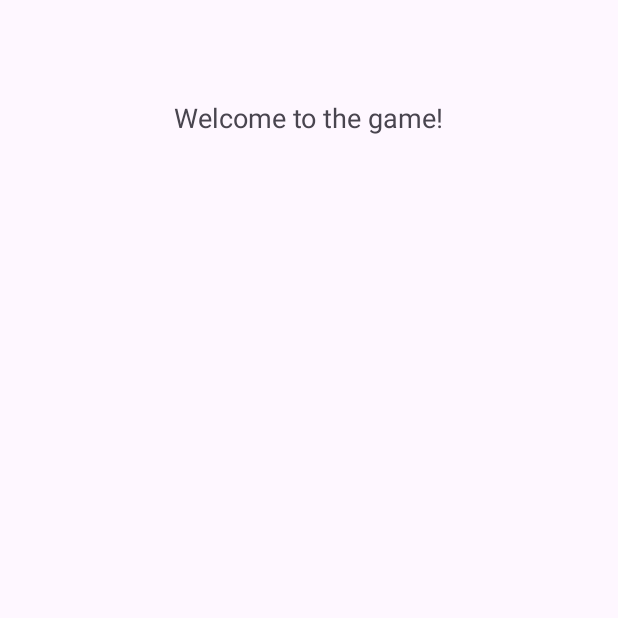
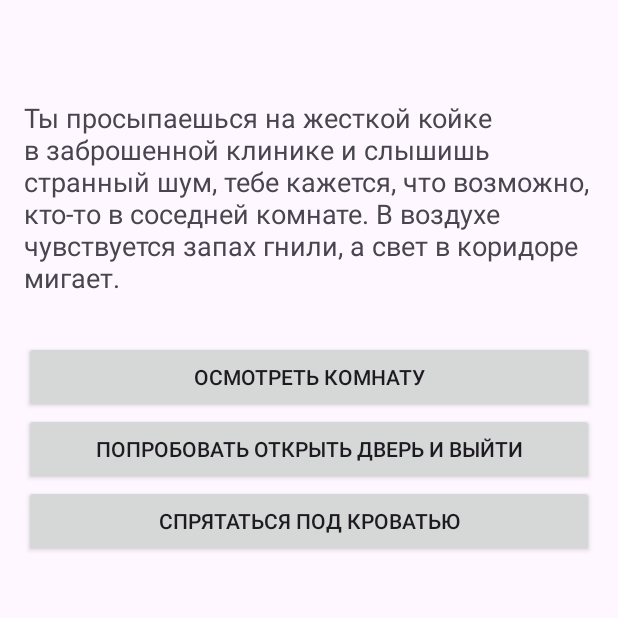
Before and after one commit to Dianahovhannisyan/HorrorStoryGame, an Android app: the screen it shows after launch (MainActivity), on a phone screen of 412 x 824 dp, the top half of it. Run offline under Robolectric (Android 15) with nearby library versions, the light colour scheme and no system bars.

Commit message:
1 сцена

```diff
--- a/app/src/main/java/com/example/quiz/MainActivity.java
+++ b/app/src/main/java/com/example/quiz/MainActivity.java
@@ -1,4 +1,5 @@
 package com.example.quiz;
+
 
 import android.os.Bundle;
 import android.view.View;
@@ -12,13 +13,17 @@ import org.json.JSONArray;
 import org.json.JSONException;
 import org.json.JSONObject;
 
+import java.io.InputStream;
+import java.io.IOException;
+
 public class MainActivity extends AppCompatActivity {
 
     private TextView storyTextView;
     private LinearLayout choicesContainer;
 
-    private int currentSceneId = 1;  // Начинаем с первой сцены
+    private int currentSceneId = 1;
     private JSONObject storyData;
+
 
     @Override
     protected void onCreate(Bundle savedInstanceState) {
@@ -28,14 +33,29 @@ public class MainActivity extends AppCompatActivity {
         storyTextView = findViewById(R.id.storyTextView);
         choicesContainer = findViewById(R.id.choicesContainer);
 
-        // Загрузка данных из story.json
-        String storyJson = getStoryJson();  // Для теста создадим строку JSON
+
         try {
-            storyData = new JSONObject(storyJson);
-            loadScene(currentSceneId);  // Загружаем первую сцену
+            storyData = new JSONObject(loadJSONFromAsset());
+            loadScene(currentSceneId);
         } catch (JSONException e) {
             e.printStackTrace();
         }
+    }
+
+    private String loadJSONFromAsset() {
+        String json = null;
+        try {
+            InputStream is = getAssets().open("story.json");
+            int size = is.available();
+            byte[] buffer = new byte[size];
+            is.read(buffer);
+            is.close();
+            json = new String(buffer, "UTF-8");
+        } catch (IOException e) {
+            e.printStackTrace();
+            return null;
+        }
+        return json;
     }
 
     private void loadScene(int sceneId) throws JSONException {
@@ -72,47 +92,11 @@ public class MainActivity extends AppCompatActivity {
                             }
                         });
 
-                        choicesContainer.addView(choiceButton);  // Добавляем кнопку выбора
+                        choicesContainer.addView(choiceButton);
                     }
                 }
                 break;
             }
         }
     }
-
-    private String getStoryJson() {
-        return "{\n" +
-                "  \"scenes\": [\n" +
-                "    {\n" +
-                "      \"id\": 1,\n" +
-                "      \"text\": \"\"Ты просыпаешься на жесткой койке в заброшенной клинике и слышишь странный шум, тебе кажется, что возможно, кто-то в соседней комнате. В воздухе чувствуется запах гнили, а свет в коридоре мигает.\"\",\n" +
-                "      \"choices\": [\n" +
-                "        {\n" +
-                "          \"text\": \"Осмотреть комнату\",\n" +
-                "          \"nextScene\": 2\n" +
-                "        },\n" +
-                "        {\n" +
-                "          \"text\": \"Попробовать открыть дверь и выйти\",\n" +
-                "          \"nextScene\": 3\n" +
-                "        }\n" +
-                "      ]\n" +
-                "    },\n" +
-                "    {\n" +
-                "      \"id\": 2,\n" +
-                "      \"text\": \"Ты находишь ключ от двери и одну из записок...\",\n" +
-                "      \"choices\": []\n" +
-                "    },\n" +
-                "    {\n" +
-                "      \"id\": 3,\n" +
-                "      \"text\": \"Ты выходишь в коридор и видишь пациента...\",\n" +
-                "      \"choices\": [\n" +
-                "        {\n" +
-                "          \"text\": \"Подойти и поговорить с ним\",\n" +
-                "          \"nextScene\": 4\n" +
-                "        }\n" +
-                "      ]\n" +
-                "    }\n" +
-                "  ]\n" +
-                "}";
-    }
 }
```
